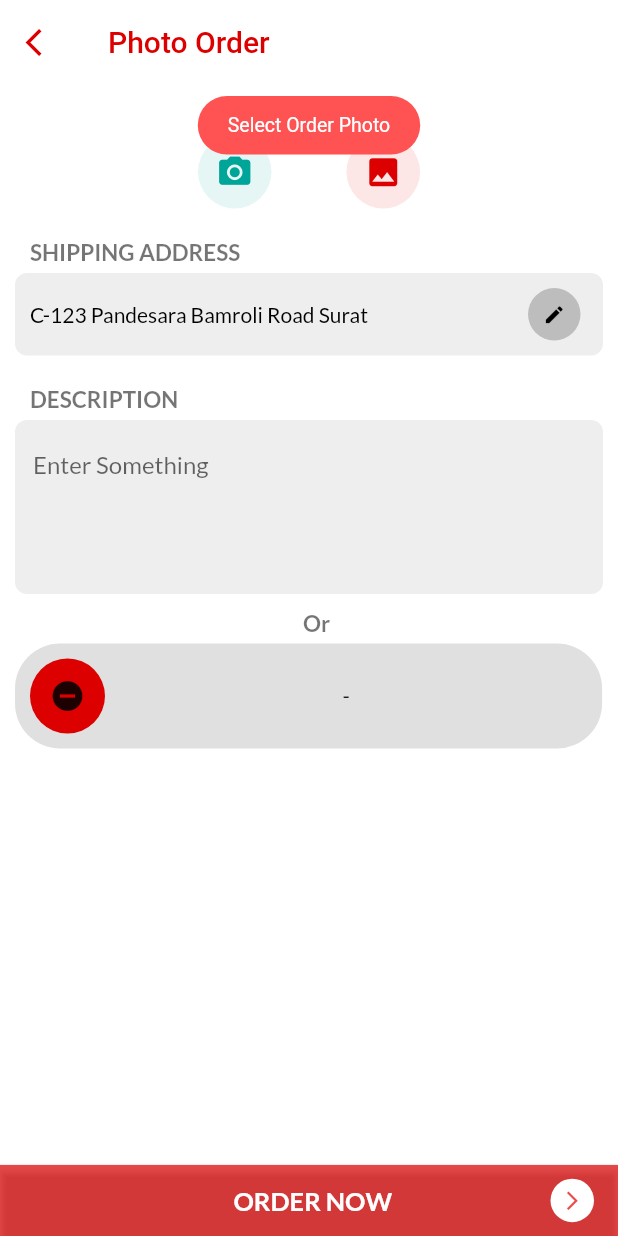
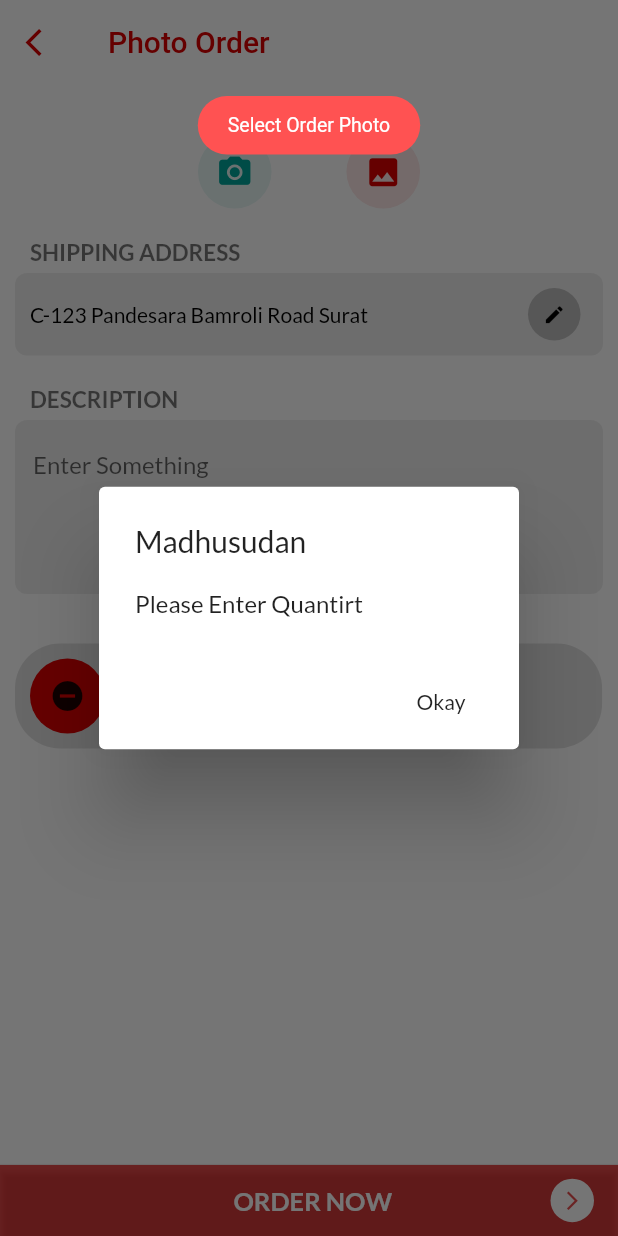
Before and after one commit to QwesysDigitalSolution/madhusudan, a Flutter app: the UploadPhotoOrder screen opened by its route, after a tap on "ORDER NOW", on a phone screen of 412 x 824 dp. Run offline on Flutter 3.47's test engine with Material 2 defaults, Android fonts, the phone set to English and light mode, and no system bars; our stand-ins replace audioplayers, dio, firebase_database, firebase_messaging, flutter_local_notifications, flutter_native_image and 12 more; missing offline and left inert: flutter_audio_recorder, flutter_windowmanager, get_version, timeline_list, translator; accounts and stored records are empty.

Commit message:
KRS - My Cart, My Order

```diff
--- a/lib/screens/UploadPhotoOrder.dart
+++ b/lib/screens/UploadPhotoOrder.dart
@@ -3,13 +3,19 @@ import 'dart:io' as io;
 import 'dart:io';
 
 import 'package:audioplayers/audioplayers.dart';
+import 'package:dio/dio.dart';
 import 'package:flutter/cupertino.dart';
 import 'package:flutter/material.dart';
 import 'package:flutter_audio_recorder/flutter_audio_recorder.dart';
+import 'package:flutter_native_image/flutter_native_image.dart';
 import 'package:fluttertoast/fluttertoast.dart';
 import 'package:image_picker/image_picker.dart';
 import 'package:madhusudan/common/Constants.dart' as cnst;
+import 'package:madhusudan/common/Services.dart';
 import 'package:path_provider/path_provider.dart';
+import 'package:progress_dialog/progress_dialog.dart';
+import 'package:shared_preferences/shared_preferences.dart';
+import 'package:translator/translator.dart';
 
 class UploadPhotoOrder extends StatefulWidget {
   @override
@@ -24,14 +30,16 @@ class _UploadPhotoOrderState extends State<UploadPhotoOrder> {
   String shippingAddress = "C-123 Pandesara Bamroli Road Surat";
   FlutterAudioRecorder _recorder;
   Recording _recording;
+  String hindiDescription = "";
   Duration _duration;
+  final translator = new GoogleTranslator();
 
   //Recording _recordingNew;
   Timer _t;
   Widget _buttonIcon = Icon(Icons.do_not_disturb_on);
   String _alert;
   StreamSubscription _durationSubscription;
-
+  ProgressDialog pr;
   bool _isPlayed = true;
   AudioPlayer player = AudioPlayer();
 
@@ -79,7 +87,7 @@ class _UploadPhotoOrderState extends State<UploadPhotoOrder> {
     // AudioFormat is optional, if given value, will overwrite path extension when there is conflicts.
 
     //_recorder = FlutterAudioRecorder(customPath, audioFormat: AudioFormat.WAV, sampleRate: 22050);
-    _recorder = FlutterAudioRecorder("${customPath}.mp4", sampleRate: 22050);
+    _recorder = FlutterAudioRecorder("${customPath}", sampleRate: 22050);
     await _recorder.initialized;
   }
 
@@ -154,6 +162,131 @@ class _UploadPhotoOrderState extends State<UploadPhotoOrder> {
       //stop flag
       _isPlayed = true;
     });
+  }
+
+  showPrDialog() async {
+    pr = new ProgressDialog(context,
+        type: ProgressDialogType.Normal, isDismissible: false);
+    pr.style(
+        message: "Please Wait",
+        borderRadius: 10.0,
+        progressWidget: Container(
+          padding: EdgeInsets.all(15),
+          child: CircularProgressIndicator(
+            valueColor: new AlwaysStoppedAnimation<Color>(
+                cnst.app_primary_material_color),
+          ),
+        ),
+        elevation: 10.0,
+        insetAnimCurve: Curves.easeInOut,
+        messageTextStyle: TextStyle(
+            color: Colors.black, fontSize: 17.0, fontWeight: FontWeight.w600));
+  }
+
+  showMsg(String msg, {String title = 'Madhusudan'}) {
+    showDialog(
+      context: context,
+      builder: (BuildContext context) {
+        return AlertDialog(
+          title: new Text(title),
+          content: new Text(msg),
+          actions: <Widget>[
+            new FlatButton(
+              child: new Text("Okay"),
+              onPressed: () {
+                Navigator.of(context).pop();
+              },
+            ),
+          ],
+        );
+      },
+    );
+  }
+
+  order() async {
+    if ((txtDescription.text != null && txtDescription.text != "") ||
+        (_recording != null && _recording.status == RecordingStatus.Stopped)) {
+      try {
+        await showPrDialog();
+        SharedPreferences prefs = await SharedPreferences.getInstance();
+        String MemberId = prefs.getString(cnst.session.Member_Id);
+
+        final result = await InternetAddress.lookup('google.com');
+        if (result.isNotEmpty && result[0].rawAddress.isNotEmpty) {
+          pr.show();
+          String filename = "";
+          String imagename = "";
+          File compressedFile;
+
+          if (_recording != null) {
+            var file = _recording.path.split('/');
+            filename = "recording.mp4";
+
+            if (file != null && file.length > 0)
+              filename = file[file.length - 1].toString();
+          }
+
+          if (_orderPhoto != null) {
+            var file = _orderPhoto.path.split('/');
+            imagename = "user.png";
+
+            if (file != null && file.length > 0)
+              imagename = file[file.length - 1].toString();
+
+            ImageProperties properties =
+                await FlutterNativeImage.getImageProperties(_orderPhoto.path);
+            compressedFile = await FlutterNativeImage.compressImage(
+              _orderPhoto.path,
+              quality: 80,
+              targetWidth: 600,
+              targetHeight:
+                  (properties.height * 600 / properties.width).round(),
+            );
+          }
+
+          FormData formData = new FormData.fromMap({
+            "UserId": MemberId,
+            "Description": txtDescription.text,
+            "HindiComment": hindiDescription,
+            "Image": _orderPhoto != null
+                ? await MultipartFile.fromFile(compressedFile.path,
+                    filename: imagename.toString())
+                : null,
+            "AudioFile": (_recording != null &&
+                    _recording.status == RecordingStatus.Stopped)
+                ? await MultipartFile.fromFile(
+                    _recording.path,
+                    filename: filename,
+                  )
+                : null
+          });
+          print("Add To Cart Data =  $formData");
+          Services.PostServiceForSave("wl/v1/AddPhotoOrder", formData).then(
+              (data) async {
+            pr.hide();
+            if (data.Data == "1") {
+              Navigator.pushNamed(context, '/OrderSuccess');
+              showMsg("Order Save Successfully");
+              setState(() {
+                txtDescription.text = "";
+              });
+              await _prepare();
+            } else {
+              showMsg(data.Message);
+            }
+          }, onError: (e) {
+            pr.hide();
+            showMsg("Try Again.");
+          });
+        } else {
+          showMsg("No Internet Connection.");
+        }
+      } on SocketException catch (_) {
+        showMsg("No Internet Connection.");
+      }
+    } else {
+      showMsg("Please Enter Quantirt");
+    }
   }
 
   @override
@@ -413,6 +546,21 @@ class _UploadPhotoOrderState extends State<UploadPhotoOrder> {
                       ),
                       child: TextFormField(
                         controller: txtDescription,
+                        onEditingComplete: () {
+                          if (txtDescription.text != null &&
+                              txtDescription.text != "") {
+                            translator
+                                .translate(txtDescription.text,
+                                    from: 'en', to: 'hi')
+                                .then((s) {
+                              print("Tranlated Text : $s");
+                              setState(() {
+                                hindiDescription = s;
+                              });
+                            });
+                          }
+                          FocusScope.of(context).requestFocus(FocusNode());
+                        },
                         autocorrect: true,
                         scrollPadding: EdgeInsets.all(0),
                         decoration: InputDecoration(
@@ -423,8 +571,10 @@ class _UploadPhotoOrderState extends State<UploadPhotoOrder> {
                             borderRadius: BorderRadius.all(
                               Radius.circular(8),
                             ),
-                                borderSide: BorderSide.none),
-                            hintText: "Enter Something"),
+                            borderSide: BorderSide.none,
+                          ),
+                          hintText: "Enter Something",
+                        ),
                         //maxLength: 10,
                         maxLines: 4,
                         keyboardType: TextInputType.text,
@@ -538,7 +688,7 @@ class _UploadPhotoOrderState extends State<UploadPhotoOrder> {
                   color: cnst.app_primary_material_color[600],
                   minWidth: MediaQuery.of(context).size.width,
                   onPressed: () {
-                    //_checkLogin();
+                    order();
                     if (_orderPhoto != null) {
                       if (txtDescription.text != "") {
                         //_addPhotoOrder();
```
Lines whose indentation alone changed are shown as unchanged.
